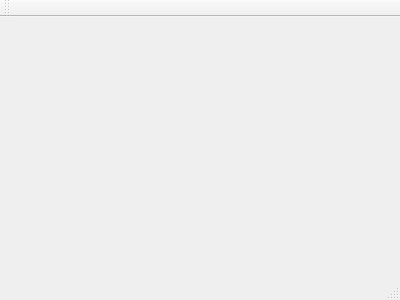
Above: qt_qml/DataMatrix-Reader/mainwindow.ui from FLMNH-MGCL/DataMatrix-Reader before the change. Below: the same form after it.
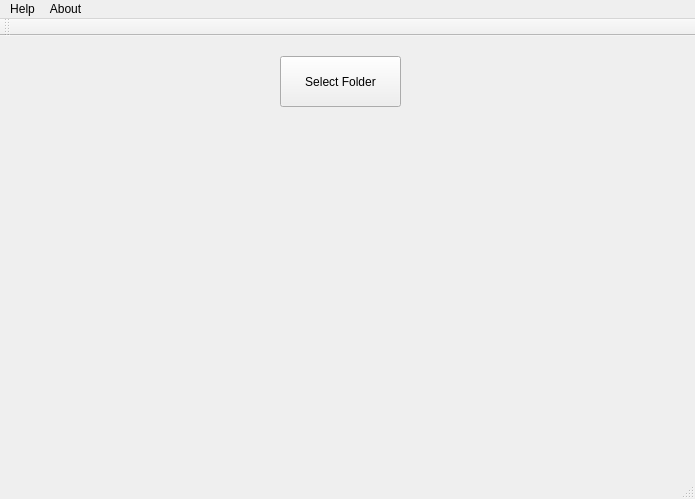
That is the form after the change.

Commit message: got QZXing wrapper decoder functioning, however data matrix must be exact center of image to decode properly.

Diff of the .ui file:
```diff
--- a/qt_qml/DataMatrix-Reader/mainwindow.ui
+++ b/qt_qml/DataMatrix-Reader/mainwindow.ui
@@ -1,24 +1,65 @@
 <ui version="4.0">
  <class>MainWindow</class>
- <widget class="QMainWindow" name="MainWindow" >
-  <property name="geometry" >
+ <widget class="QMainWindow" name="MainWindow">
+  <property name="geometry">
    <rect>
     <x>0</x>
     <y>0</y>
-    <width>400</width>
-    <height>300</height>
+    <width>695</width>
+    <height>499</height>
    </rect>
   </property>
   <property name="windowTitle" >
    <string>MainWindow</string>
   </property>
-  <widget class="QMenuBar" name="menuBar" />
-  <widget class="QToolBar" name="mainToolBar" />
-  <widget class="QWidget" name="centralWidget" />
-  <widget class="QStatusBar" name="statusBar" />
+  <widget class="QWidget" name="centralWidget">
+   <widget class="QPushButton" name="selectFolder">
+    <property name="geometry">
+     <rect>
+      <x>280</x>
+      <y>20</y>
+      <width>121</width>
+      <height>51</height>
+     </rect>
+    </property>
+    <property name="text">
+     <string>Select Folder</string>
+    </property>
+   </widget>
+  </widget>
+  <widget class="QMenuBar" name="menuBar">
+   <property name="geometry">
+    <rect>
+     <x>0</x>
+     <y>0</y>
+     <width>695</width>
+     <height>18</height>
+    </rect>
+   </property>
+   <widget class="QMenu" name="menuData_Matrix_Decoding_Tool">
+    <property name="title">
+     <string>Help</string>
+    </property>
+   </widget>
+   <widget class="QMenu" name="menuAbout">
+    <property name="title">
+     <string>About</string>
+    </property>
+   </widget>
+   <addaction name="menuData_Matrix_Decoding_Tool"/>
+   <addaction name="menuAbout"/>
+  </widget>
+  <widget class="QToolBar" name="mainToolBar">
+   <attribute name="toolBarArea">
+    <enum>TopToolBarArea</enum>
+   </attribute>
+   <attribute name="toolBarBreak">
+    <bool>false</bool>
+   </attribute>
+  </widget>
+  <widget class="QStatusBar" name="statusBar"/>
  </widget>
- <layoutDefault spacing="6" margin="11" />
- <pixmapfunction></pixmapfunction>
+ <layoutdefault spacing="6" margin="11"/>
  <resources/>
  <connections/>
 </ui>
```
Left out of the diff: 3 changed lines with no effect on the pictures. The commit also changes 6 other files.
